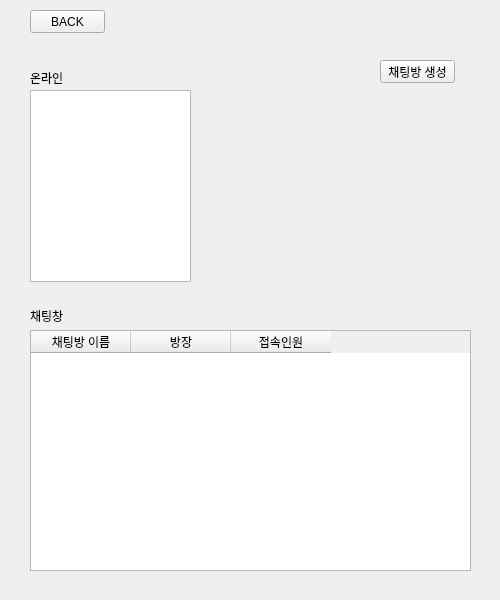
This is ksi/untitled.ui in ChoiJiHyeok/TCP-chatting as Qt 5 draws it before an edit. The edited form follows.
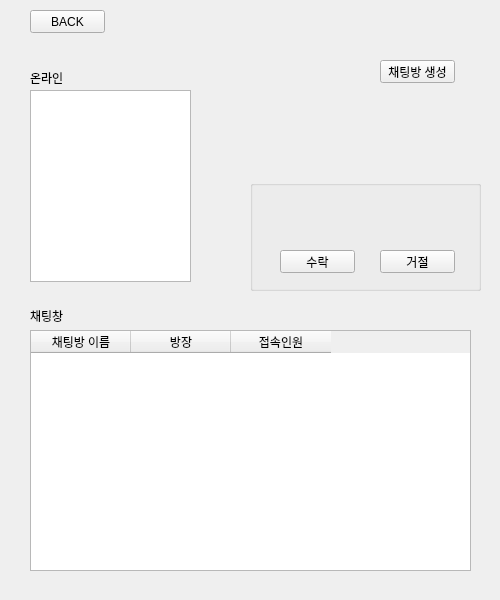
This is the edited form. The open tabs and pages were chosen to show the change.

The edit to the form file:
```diff
--- a/ksi/untitled.ui
+++ b/ksi/untitled.ui
@@ -222,6 +222,58 @@
       <string/>
      </property>
     </widget>
+    <widget class="QGroupBox" name="gb_invite_msg">
+     <property name="geometry">
+      <rect>
+       <x>250</x>
+       <y>180</y>
+       <width>231</width>
+       <height>111</height>
+      </rect>
+     </property>
+     <property name="title">
+      <string/>
+     </property>
+     <widget class="QPushButton" name="btn_invite_X">
+      <property name="geometry">
+       <rect>
+        <x>130</x>
+        <y>70</y>
+        <width>75</width>
+        <height>23</height>
+       </rect>
+      </property>
+      <property name="text">
+       <string>거절</string>
+      </property>
+     </widget>
+     <widget class="QPushButton" name="btn_invite_O">
+      <property name="geometry">
+       <rect>
+        <x>30</x>
+        <y>70</y>
+        <width>75</width>
+        <height>23</height>
+       </rect>
+      </property>
+      <property name="text">
+       <string>수락</string>
+      </property>
+     </widget>
+     <widget class="QLabel" name="lb_invite_msg">
+      <property name="geometry">
+       <rect>
+        <x>10</x>
+        <y>10</y>
+        <width>221</width>
+        <height>51</height>
+       </rect>
+      </property>
+      <property name="text">
+       <string/>
+      </property>
+     </widget>
+    </widget>
    </widget>
    <widget class="QWidget" name="page_3">
     <widget class="QPushButton" name="btn_send_message">
```
Left out of the diff: 2 changed lines with no effect on the pictures.
